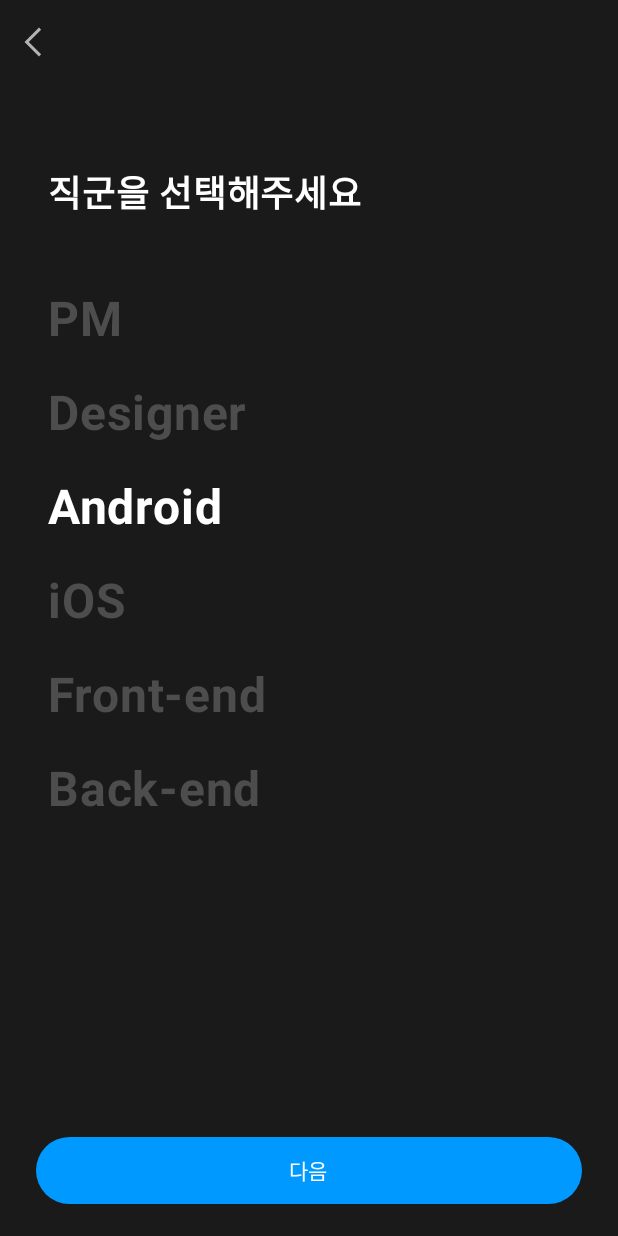
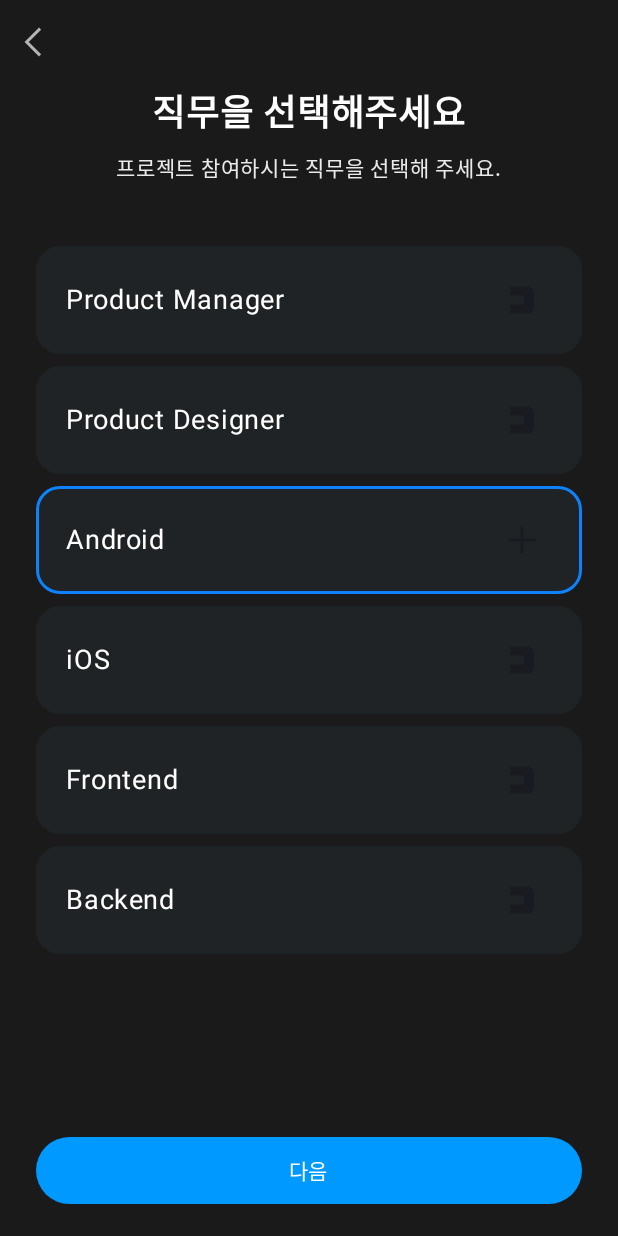
Before and after one commit to isanghoony/Attendance_Android_2024, an Android app built with Jetpack Compose: the JobScreen screen opened through its navigation route, after a tap on "Android", on a phone screen of 412 x 824 dp. Run offline under Robolectric (Android 15) with nearby library versions, the phone set to English and light mode, and no system bars; our stand-ins replace Dagger/Hilt's generated code; 2 other taps on this screen came first.

Commit message:
직무 선택 화면 구현

```diff
--- /dev/null
+++ b/app/src/main/java/com/ddd/attendance/ui/component/DDDSelector.kt
@@ -0,0 +1,69 @@
+package com.ddd.attendance.ui.component
+
+import androidx.compose.foundation.background
+import androidx.compose.foundation.border
+import androidx.compose.foundation.layout.Box
+import androidx.compose.foundation.clickable
+import androidx.compose.foundation.layout.fillMaxWidth
+import androidx.compose.foundation.layout.padding
+import androidx.compose.foundation.shape.RoundedCornerShape
+import androidx.compose.material3.Icon
+import androidx.compose.material3.Text
+import androidx.compose.runtime.Composable
+import androidx.compose.ui.Alignment
+import androidx.compose.ui.Modifier
+import androidx.compose.ui.res.painterResource
+import androidx.compose.ui.tooling.preview.Preview
+import androidx.compose.ui.unit.dp
+import androidx.compose.ui.unit.sp
+import com.ddd.attendance.R
+import com.ddd.attendance.ui.theme.DDD_NEUTRAL_BLUE_40
+import com.ddd.attendance.ui.theme.DDD_NEUTRAL_GRAY_90
+import com.ddd.attendance.ui.theme.DDD_WHITE
+
+@Composable
+fun DDDSelector(
+    text: String,
+    selected: Boolean = false,
+    onClick: (Boolean) -> Unit = {},
+) {
+    Box(
+        modifier = Modifier
+            .fillMaxWidth()
+            .background(
+                color = DDD_NEUTRAL_GRAY_90,
+                shape = RoundedCornerShape(16.dp)
+            )
+            .then(
+                if (selected) Modifier.border(
+                    width = 2.dp,
+                    color = DDD_NEUTRAL_BLUE_40,
+                    shape = RoundedCornerShape(16.dp)
+                ) else Modifier
+            )
+            .padding(horizontal = 20.dp, vertical = 16.dp)
+            .clickable { onClick(true) }
+
+    ) {
+        Text(
+            text = text,
+            modifier = Modifier.align(Alignment.CenterStart),
+            fontSize = 18.sp,
+            color = DDD_WHITE
+        )
+        Icon(
+            painter = painterResource(id = if (selected) R.drawable.ic_40_add else R.drawable.ic_40_logo),
+            contentDescription = "",
+            modifier = Modifier.align(Alignment.CenterEnd)
+        )
+    }
+}
+
+@Composable
+@Preview
+fun DDDSelectorPreview() {
+    DDDSelector(
+        text = "Product Manager",
+        onClick = {}
+    )
+}
--- a/app/src/main/java/com/ddd/attendance/ui/screen/job/JobScreen.kt
+++ b/app/src/main/java/com/ddd/attendance/ui/screen/job/JobScreen.kt
@@ -3,10 +3,16 @@ package com.ddd.attendance.ui.screen.job
 import androidx.compose.foundation.background
 import androidx.compose.foundation.clickable
 import androidx.compose.foundation.layout.Box
+import androidx.compose.foundation.layout.PaddingValues
+import androidx.compose.foundation.layout.Spacer
 import androidx.compose.foundation.layout.fillMaxSize
 import androidx.compose.foundation.layout.fillMaxWidth
+import androidx.compose.foundation.layout.height
 import androidx.compose.foundation.layout.padding
 import androidx.compose.foundation.lazy.LazyColumn
+import androidx.compose.foundation.lazy.items
+import androidx.compose.foundation.lazy.itemsIndexed
+import androidx.compose.material3.Scaffold
 import androidx.compose.runtime.Composable
 import androidx.compose.runtime.getValue
 import androidx.compose.runtime.mutableIntStateOf
@@ -21,11 +27,13 @@ import androidx.navigation.NavController
 import com.ddd.attendance.ui.LoginProcessViewModel
 import com.ddd.attendance.ui.ScreenName
 import com.ddd.attendance.ui.component.DDDNextButton
+import com.ddd.attendance.ui.component.DDDSelector
 import com.ddd.attendance.ui.component.DDDText
 import com.ddd.attendance.ui.component.DDDTopBar
 import com.ddd.attendance.ui.component.TopBarType
 import com.ddd.attendance.ui.theme.DDD_800
 import com.ddd.attendance.ui.theme.DDD_BLACK
+import com.ddd.attendance.ui.theme.DDD_NEUTRAL_GRAY_20
 import com.ddd.attendance.ui.theme.DDD_WHITE
 
 @Composable
@@ -49,77 +57,69 @@ private fun Content(
     onClickBackButton: () -> Unit,
     onClickNext: () -> Unit
 ) {
+    val list = listOf(
+        "Product Manager",
+        "Product Designer",
+        "Android",
+        "iOS",
+        "Frontend",
+        "Backend",
+    )
     var selectedIndex by remember { mutableIntStateOf(value = -1) }
 
-    Box(
-        modifier = Modifier
-            .fillMaxSize()
-            .background(color = DDD_BLACK)
-    ) {
+    Scaffold(
+        topBar = {
+            DDDTopBar(
+                type = TopBarType.LEFT_IMAGE,
+                onClickLeftImage = onClickBackButton
+            )
+            Spacer(modifier = Modifier.height(54.dp))
+        },
+        bottomBar = {
+            DDDNextButton(
+                text = "다음",
+                modifier = Modifier
+                    .fillMaxWidth(),
+                onClick = onClickNext,
+                isEnabled = selectedIndex != -1
+            )
+        }
+    ) { paddingValues ->
         LazyColumn(
             modifier = Modifier
                 .fillMaxSize()
                 .background(color = DDD_BLACK)
+                .padding(paddingValues),
+            horizontalAlignment = Alignment.CenterHorizontally,
+            contentPadding = PaddingValues(horizontal = 24.dp)
         ) {
             item {
-                DDDTopBar(
-                    type = TopBarType.LEFT_IMAGE,
-                    onClickLeftImage = onClickBackButton
-                )
-            }
-            item {
                 DDDText(
-                    text = "직군을 선택해주세요",
-                    modifier = Modifier.padding(
-                        start = 32.dp,
-                        top = 54.dp,
-                        bottom = 48.dp
-                    ),
+                    text = "직무을 선택해주세요",
                     color = DDD_WHITE,
                     fontWeight = FontWeight.Bold,
                     fontSize = 24.sp
                 )
+                Spacer(modifier = Modifier.height(8.dp))
+                DDDText(
+                    text = "프로젝트 참여하시는 직무을 선택해 주세요.",
+                    color = DDD_NEUTRAL_GRAY_20,
+                    fontSize = 14.sp
+                )
+                Spacer(modifier = Modifier.height(40.dp))
             }
-            items(count = 6) {
-                DDDText(
-                    text = when (it) {
-                        0 -> "PM"
-                        1 -> "Designer"
-                        2 -> "Android"
-                        3 -> "iOS"
-                        4 -> "Front-end"
-                        5 -> "Back-end"
-                        else -> ""
-                    },
-                    color = if (selectedIndex == it) {
-                        DDD_WHITE
-                    } else {
-                        DDD_800
-                    },
-                    modifier = Modifier
-                        .padding(
-                            start = 32.dp,
-                            bottom = if (it != 6) { // 나중에 list lastindex로 교체
-                                24.dp
-                            } else {
-                                0.dp
-                            }
-                        )
-                        .clickable {
-                            selectedIndex = it
-                        },
-                    fontWeight = FontWeight.Bold,
-                    fontSize = 32.sp
+            itemsIndexed(list) { index, value ->
+                DDDSelector(
+                    text = value,
+                    selected = selectedIndex == index,
+                    onClick = { selectedIndex = index }
+                )
+                Spacer(
+                    modifier = Modifier.height(
+                        if (index != list.lastIndex) 8.dp else 0.dp
+                    )
                 )
             }
         }
-        DDDNextButton(
-            text = "다음",
-            modifier = Modifier
-                .align(alignment = Alignment.BottomCenter)
-                .fillMaxWidth(),
-            onClick = onClickNext,
-            isEnabled = selectedIndex != -1
-        )
     }
 }
--- a/app/src/main/java/com/ddd/attendance/ui/theme/Color.kt
+++ b/app/src/main/java/com/ddd/attendance/ui/theme/Color.kt
@@ -25,3 +25,6 @@ val DDD_NEUTRAL_RED = Color(color = 0xFFFFE7E6)
 val DDD_BORDER_INACTIVE = Color(color = 0xFFC6C6C6)
 
 val DDD_NEUTRAL_GRAY_20 = Color(color = 0xFFEAEAEA)
+val DDD_NEUTRAL_GRAY_90 = Color(color = 0xFF202325)
+
+val DDD_NEUTRAL_BLUE_40 = Color(color = 0xFF0D82F9)
```
